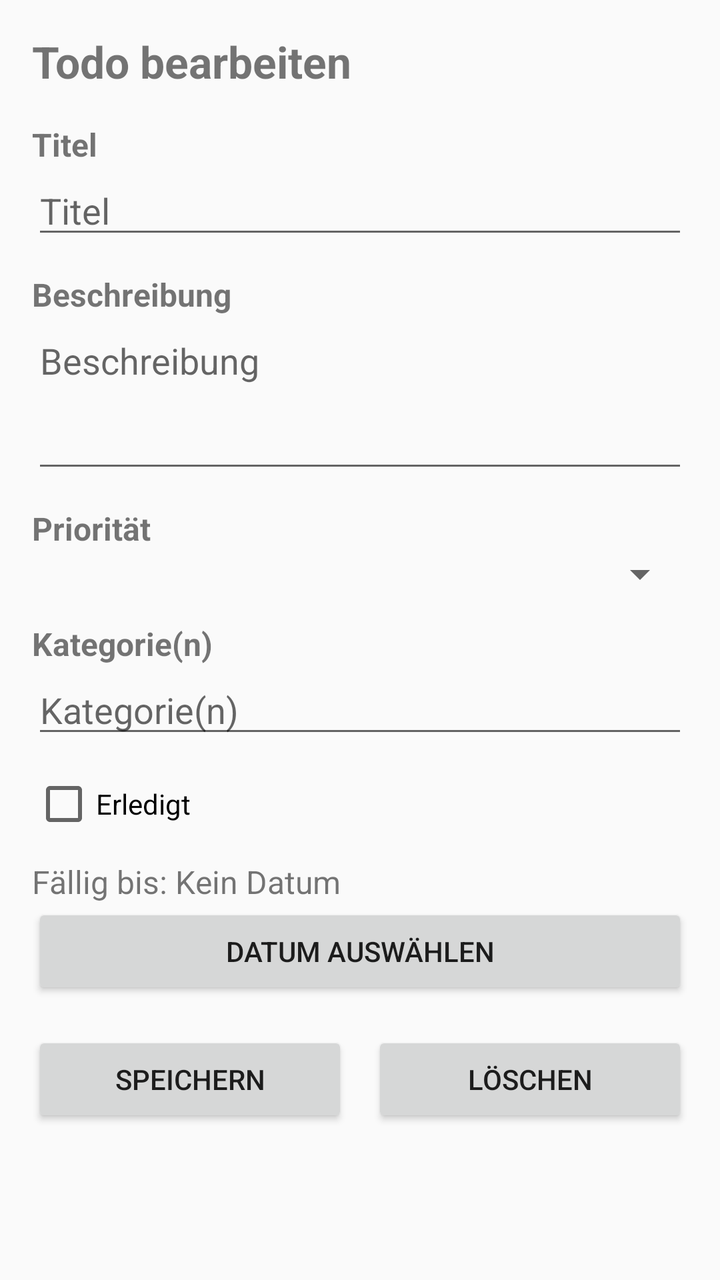
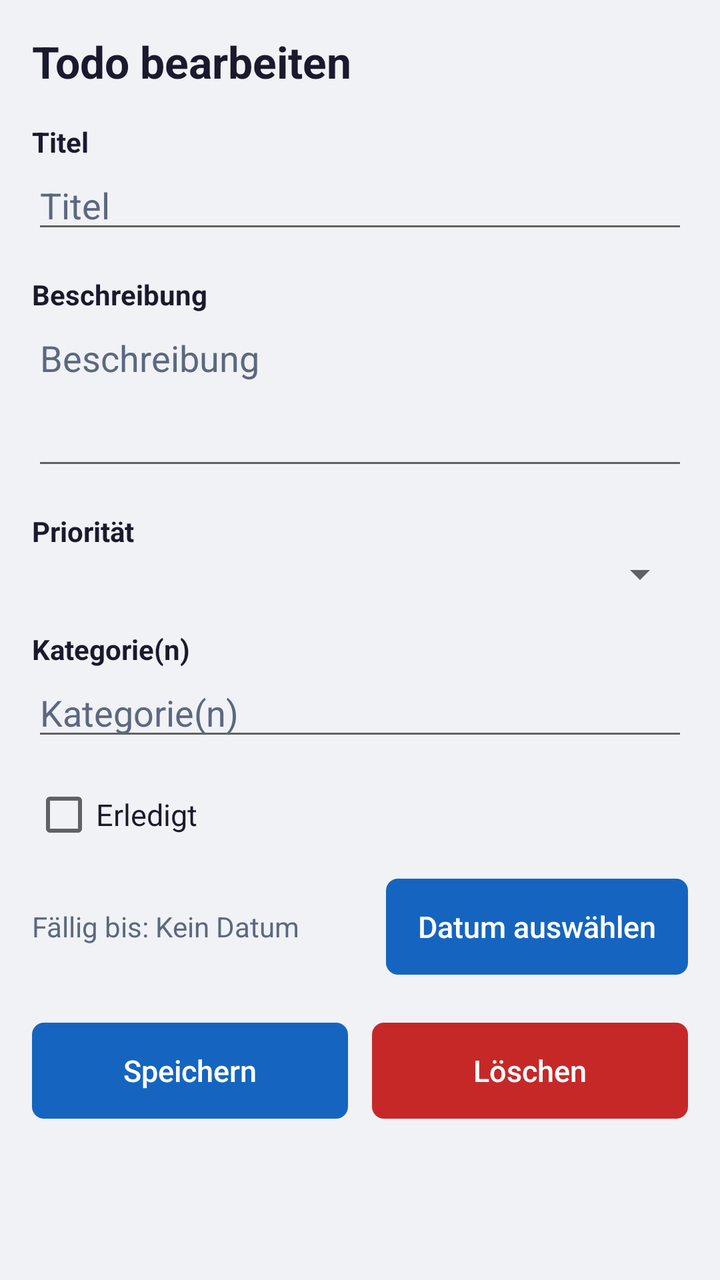

An Android layout rendered at two revisions. The XML below is the earlier revision; the diff shows what the commit changed to produce the second picture.
<!-- AndroidManifest.xml: activity theme Theme.B_ToDoList -->
<!-- res/layout/activity_detail.xml -->
<?xml version="1.0" encoding="utf-8"?>
<ScrollView xmlns:android="http://schemas.android.com/apk/res/android"
    android:layout_width="match_parent"
    android:layout_height="match_parent"
    android:fillViewport="true"
    android:fitsSystemWindows="true">

    <LinearLayout
        android:layout_width="match_parent"
        android:layout_height="wrap_content"
        android:orientation="vertical"
        android:padding="16dp">

        <TextView
            android:layout_width="match_parent"
            android:layout_height="wrap_content"
            android:layout_marginBottom="16dp"
            android:text="@string/detail_title"
            android:textSize="22sp"
            android:textStyle="bold" />

        <TextView
            android:layout_width="match_parent"
            android:layout_height="wrap_content"
            android:text="@string/label_title"
            android:textSize="16sp"
            android:textStyle="bold" />

        <EditText
            android:id="@+id/edit_title"
            android:layout_width="match_parent"
            android:layout_height="wrap_content"
            android:hint="@string/label_title"
            android:importantForAutofill="no"
            android:inputType="textCapSentences" />

        <TextView
            android:layout_width="match_parent"
            android:layout_height="wrap_content"
            android:layout_marginTop="12dp"
            android:text="@string/label_description"
            android:textSize="16sp"
            android:textStyle="bold" />

        <EditText
            android:id="@+id/edit_description"
            android:layout_width="match_parent"
            android:layout_height="wrap_content"
            android:gravity="top"
            android:hint="@string/label_description"
            android:importantForAutofill="no"
            android:inputType="textMultiLine|textCapSentences"
            android:minLines="3" />

        <TextView
            android:layout_width="match_parent"
            android:layout_height="wrap_content"
            android:layout_marginTop="12dp"
            android:text="@string/label_priority"
            android:textSize="16sp"
            android:textStyle="bold" />

        <Spinner
            android:id="@+id/spinner_priority"
            android:layout_width="match_parent"
            android:layout_height="wrap_content" />

        <TextView
            android:layout_width="match_parent"
            android:layout_height="wrap_content"
            android:layout_marginTop="12dp"
            android:text="@string/label_categories"
            android:textSize="16sp"
            android:textStyle="bold" />

        <EditText
            android:id="@+id/edit_categories"
            android:layout_width="match_parent"
            android:layout_height="wrap_content"
            android:hint="@string/label_categories"
            android:importantForAutofill="no"
            android:inputType="textCapSentences" />

        <CheckBox
            android:id="@+id/check_done"
            android:layout_width="match_parent"
            android:layout_height="wrap_content"
            android:layout_marginTop="12dp"
            android:text="@string/label_done" />

        <TextView
            android:id="@+id/text_due_date"
            android:layout_width="match_parent"
            android:layout_height="wrap_content"
            android:layout_marginTop="12dp"
            android:text="@string/todo_due_date_placeholder"
            android:textSize="16sp" />

        <Button
            android:id="@+id/button_choose_date"
            android:layout_width="match_parent"
            android:layout_height="wrap_content"
            android:text="@string/button_choose_date" />

        <LinearLayout
            android:layout_width="match_parent"
            android:layout_height="wrap_content"
            android:layout_marginTop="16dp"
            android:orientation="horizontal">

            <Button
                android:id="@+id/button_save"
                android:layout_width="0dp"
                android:layout_height="wrap_content"
                android:layout_weight="1"
                android:text="@string/button_save" />

            <Button
                android:id="@+id/button_delete"
                android:layout_width="0dp"
                android:layout_height="wrap_content"
                android:layout_marginStart="12dp"
                android:layout_weight="1"
                android:text="@string/button_delete" />
        </LinearLayout>
    </LinearLayout>
</ScrollView>
<!-- resources referenced by this layout -->
<resources>
  <string name="button_choose_date">Datum auswählen</string>
  <string name="button_delete">Löschen</string>
  <string name="button_save">Speichern</string>
  <string name="detail_title">Todo bearbeiten</string>
  <string name="label_categories">Kategorie(n)</string>
  <string name="label_description">Beschreibung</string>
  <string name="label_done">Erledigt</string>
  <string name="label_priority">Priorität</string>
  <string name="label_title">Titel</string>
  <string name="todo_due_date_placeholder">Fällig bis: Kein Datum</string>
  <style name="Theme.B_ToDoList" parent="android:style/Theme.Material.Light.NoActionBar">
          <item name="android:statusBarColor">@android:color/white</item>
          <item name="android:navigationBarColor">@android:color/white</item>
          <item name="android:windowLightStatusBar">true</item>
          <item name="preferenceTheme">@style/PreferenceThemeOverlay</item>
      </style>
</resources>

<!-- the commit's change to res/layout/activity_detail.xml (unified diff, before → after) -->
@@ -2,6 +2,7 @@
 <ScrollView xmlns:android="http://schemas.android.com/apk/res/android"
     android:layout_width="match_parent"
     android:layout_height="match_parent"
+    android:background="@color/background"
     android:fillViewport="true"
     android:fitsSystemWindows="true">
 
@@ -9,13 +10,14 @@
         android:layout_width="match_parent"
         android:layout_height="wrap_content"
         android:orientation="vertical"
-        android:padding="16dp">
+        android:padding="@dimen/screen_padding">
 
         <TextView
             android:layout_width="match_parent"
             android:layout_height="wrap_content"
-            android:layout_marginBottom="16dp"
+            android:layout_marginBottom="@dimen/spacing_lg"
             android:text="@string/detail_title"
+            android:textColor="@color/text_primary"
             android:textSize="22sp"
             android:textStyle="bold" />
 
@@ -23,7 +25,8 @@
             android:layout_width="match_parent"
             android:layout_height="wrap_content"
             android:text="@string/label_title"
-            android:textSize="16sp"
+            android:textColor="@color/text_primary"
+            android:textSize="14sp"
             android:textStyle="bold" />
 
         <EditText
@@ -32,14 +35,17 @@
             android:layout_height="wrap_content"
             android:hint="@string/label_title"
             android:importantForAutofill="no"
-            android:inputType="textCapSentences" />
+            android:inputType="textCapSentences"
+            android:textColor="@color/text_primary"
+            android:textColorHint="@color/text_secondary" />
 
         <TextView
             android:layout_width="match_parent"
             android:layout_height="wrap_content"
-            android:layout_marginTop="12dp"
+            android:layout_marginTop="@dimen/spacing_lg"
             android:text="@string/label_description"
-            android:textSize="16sp"
+            android:textColor="@color/text_primary"
+            android:textSize="14sp"
             android:textStyle="bold" />
 
         <EditText
@@ -50,14 +56,17 @@
             android:hint="@string/label_description"
             android:importantForAutofill="no"
             android:inputType="textMultiLine|textCapSentences"
-            android:minLines="3" />
+            android:minLines="3"
+            android:textColor="@color/text_primary"
+            android:textColorHint="@color/text_secondary" />
 
         <TextView
             android:layout_width="match_parent"
             android:layout_height="wrap_content"
-            android:layout_marginTop="12dp"
+            android:layout_marginTop="@dimen/spacing_lg"
             android:text="@string/label_priority"
-            android:textSize="16sp"
+            android:textColor="@color/text_primary"
+            android:textSize="14sp"
             android:textStyle="bold" />
 
         <Spinner
@@ -68,9 +77,10 @@
         <TextView
             android:layout_width="match_parent"
             android:layout_height="wrap_content"
-            android:layout_marginTop="12dp"
+            android:layout_marginTop="@dimen/spacing_lg"
             android:text="@string/label_categories"
-            android:textSize="16sp"
+            android:textColor="@color/text_primary"
+            android:textSize="14sp"
             android:textStyle="bold" />
 
         <EditText
@@ -79,37 +89,52 @@
             android:layout_height="wrap_content"
             android:hint="@string/label_categories"
             android:importantForAutofill="no"
-            android:inputType="textCapSentences" />
+            android:inputType="textCapSentences"
+            android:textColor="@color/text_primary"
+            android:textColorHint="@color/text_secondary" />
 
         <CheckBox
             android:id="@+id/check_done"
             android:layout_width="match_parent"
             android:layout_height="wrap_content"
-            android:layout_marginTop="12dp"
-            android:text="@string/label_done" />
-
-        <TextView
-            android:id="@+id/text_due_date"
-            android:layout_width="match_parent"
-            android:layout_height="wrap_content"
-            android:layout_marginTop="12dp"
-            android:text="@string/todo_due_date_placeholder"
-            android:textSize="16sp" />
-
-        <Button
-            android:id="@+id/button_choose_date"
-            android:layout_width="match_parent"
-            android:layout_height="wrap_content"
-            android:text="@string/button_choose_date" />
+            android:layout_marginTop="@dimen/spacing_lg"
+            android:text="@string/label_done"
+            android:textColor="@color/text_primary"
+            android:textSize="15sp" />
 
         <LinearLayout
             android:layout_width="match_parent"
             android:layout_height="wrap_content"
-            android:layout_marginTop="16dp"
+            android:layout_marginTop="@dimen/spacing_lg"
+            android:gravity="center_vertical"
+            android:orientation="horizontal">
+
+            <TextView
+                android:id="@+id/text_due_date"
+                android:layout_width="0dp"
+                android:layout_height="wrap_content"
+                android:layout_weight="1"
+                android:text="@string/todo_due_date_placeholder"
+                android:textColor="@color/text_secondary"
+                android:textSize="14sp" />
+
+            <Button
+                android:id="@+id/button_choose_date"
+                style="@style/AppButtonPrimary"
+                android:layout_width="wrap_content"
+                android:layout_height="wrap_content"
+                android:text="@string/button_choose_date" />
+        </LinearLayout>
+
+        <LinearLayout
+            android:layout_width="match_parent"
+            android:layout_height="wrap_content"
+            android:layout_marginTop="@dimen/spacing_xl"
             android:orientation="horizontal">
 
             <Button
                 android:id="@+id/button_save"
+                style="@style/AppButtonPrimary"
                 android:layout_width="0dp"
                 android:layout_height="wrap_content"
                 android:layout_weight="1"
@@ -117,9 +142,10 @@
 
             <Button
                 android:id="@+id/button_delete"
+                style="@style/AppButtonDelete"
                 android:layout_width="0dp"
                 android:layout_height="wrap_content"
-                android:layout_marginStart="12dp"
+                android:layout_marginStart="@dimen/spacing_md"
                 android:layout_weight="1"
                 android:text="@string/button_delete" />
         </LinearLayout>
<!-- resource entries referenced after the edit -->
@@ -1,5 +1,12 @@
 <!-- resources referenced by this layout -->
 <resources>
+  <color name="background">#F0F2F5</color>
+  <color name="text_primary">#1A1A2E</color>
+  <color name="text_secondary">#5C6880</color>
+  <dimen name="screen_padding">16dp</dimen>
+  <dimen name="spacing_lg">16dp</dimen>
+  <dimen name="spacing_md">12dp</dimen>
+  <dimen name="spacing_xl">24dp</dimen>
   <string name="button_choose_date">Datum auswählen</string>
   <string name="button_delete">Löschen</string>
   <string name="button_save">Speichern</string>
@@ -10,11 +17,53 @@
   <string name="label_priority">Priorität</string>
   <string name="label_title">Titel</string>
   <string name="todo_due_date_placeholder">Fällig bis: Kein Datum</string>
+  <style name="AppButtonDelete">
+          <item name="android:background">@drawable/bg_button_delete</item>
+          <item name="android:textColor">@color/button_text_light</item>
+          <item name="android:textSize">15sp</item>
+          <item name="android:minHeight">@dimen/button_height</item>
+          <item name="android:paddingStart">16dp</item>
+          <item name="android:paddingEnd">16dp</item>
+          <item name="android:textAllCaps">false</item>
+          <item name="android:stateListAnimator">@null</item>
+      </style>
+  <style name="AppButtonPrimary">
+          <item name="android:background">@drawable/bg_button_primary</item>
+          <item name="android:textColor">@color/button_text_light</item>
+          <item name="android:textSize">15sp</item>
+          <item name="android:minHeight">@dimen/button_height</item>
+          <item name="android:paddingStart">16dp</item>
+          <item name="android:paddingEnd">16dp</item>
+          <item name="android:textAllCaps">false</item>
+          <item name="android:stateListAnimator">@null</item>
+      </style>
   <style name="Theme.B_ToDoList" parent="android:style/Theme.Material.Light.NoActionBar">
-          <item name="android:statusBarColor">@android:color/white</item>
-          <item name="android:navigationBarColor">@android:color/white</item>
-          <item name="android:windowLightStatusBar">true</item>
+          <item name="android:statusBarColor">@color/primary_dark</item>
+          <item name="android:navigationBarColor">@color/background</item>
+          <item name="android:windowLightStatusBar">false</item>
+          <item name="android:windowBackground">@color/background</item>
+          <item name="android:colorPrimary">@color/primary</item>
+          <item name="android:colorAccent">@color/primary</item>
           <item name="preferenceTheme">@style/PreferenceThemeOverlay</item>
       </style>
+  <!-- drawable bg_button_delete (drawable) -->
+  <?xml version="1.0" encoding="utf-8"?>
+  <shape xmlns:android="http://schemas.android.com/apk/res/android"
+      android:shape="rectangle">
+      <solid android:color="@color/delete_red" />
+      <corners android:radius="6dp" />
+  </shape>
+  <color name="button_text_light">#FFFFFF</color>
+  <dimen name="button_height">48dp</dimen>
+  <!-- drawable bg_button_primary (drawable) -->
+  <?xml version="1.0" encoding="utf-8"?>
+  <shape xmlns:android="http://schemas.android.com/apk/res/android"
+      android:shape="rectangle">
+      <solid android:color="@color/primary" />
+      <corners android:radius="6dp" />
+  </shape>
+  <color name="primary_dark">#0D47A1</color>
+  <color name="primary">#1565C0</color>
+  <color name="delete_red">#C62828</color>
 </resources>
 
